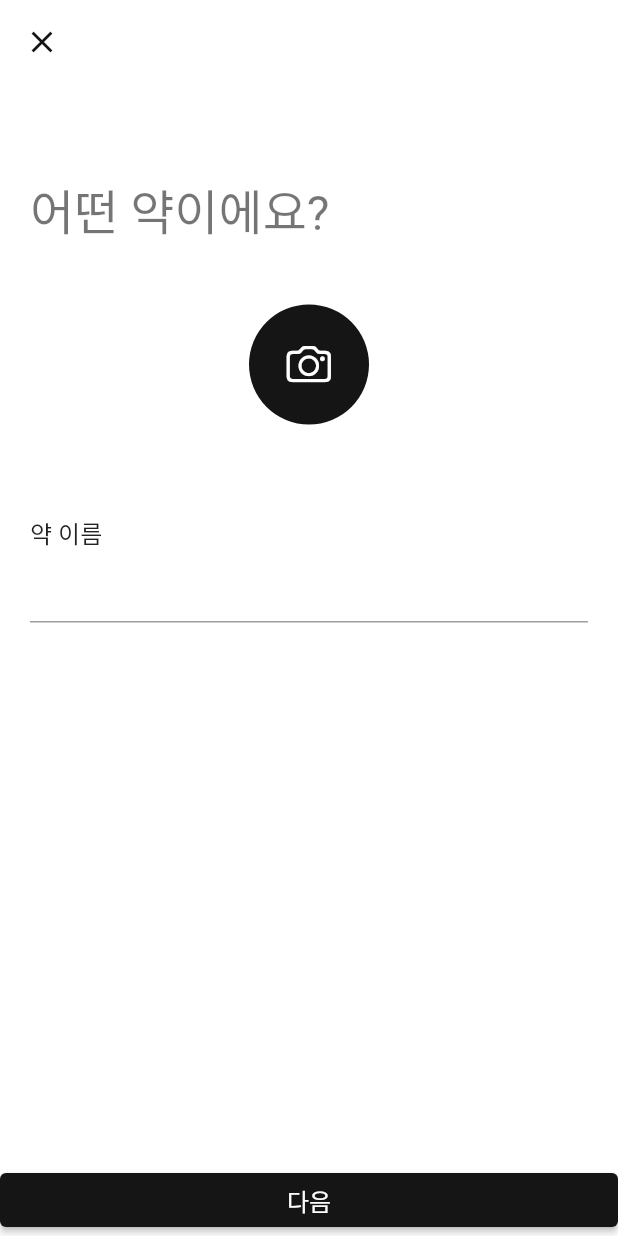
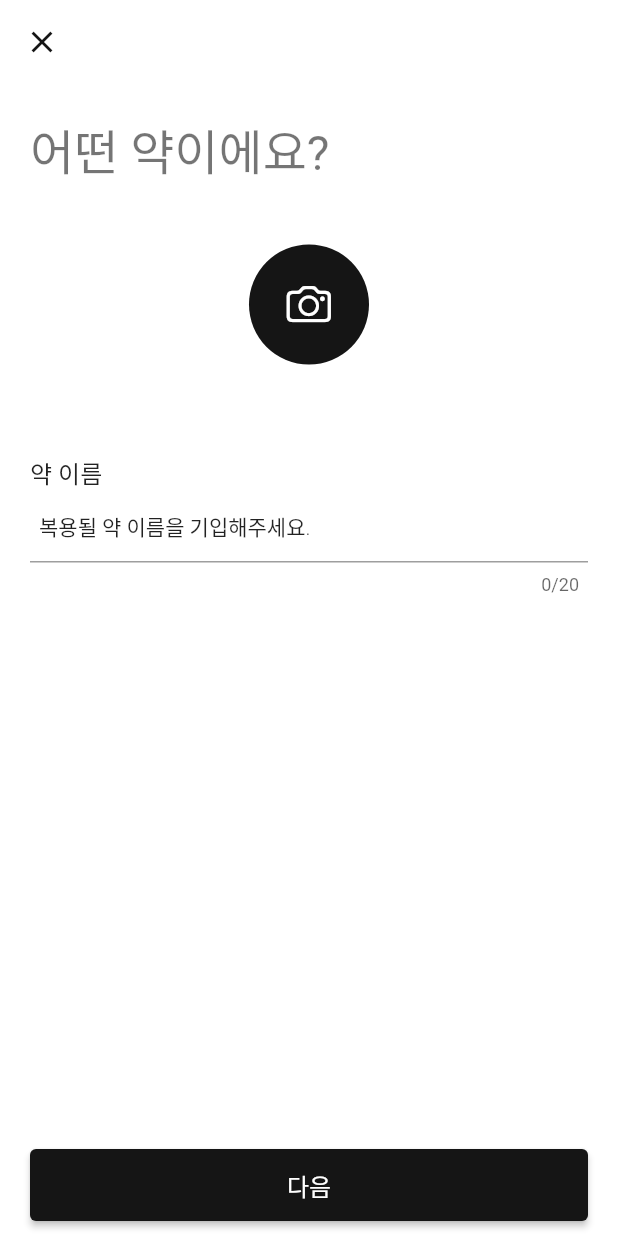
Before and after one commit to Juwon-Yun/Take-a-Pill, a Flutter app: the AddPage screen opened directly, on a phone screen of 412 x 824 dp. Run offline on Flutter 3.47's test engine with Material 2 defaults, Android fonts, the phone set to English and light mode, and no system bars; Roboto replaces fonts that are missing (GmarketSansTTF).

Commit message:
feat: constants, textFormField, Padding

```diff
--- a/lib/components/custom_constants.dart
+++ b/lib/components/custom_constants.dart
@@ -1,4 +1,7 @@
+import 'package:flutter/material.dart';
+
 // 20.0
+
 const double regularSpace = 20.0;
 
 // 40.0
@@ -9,3 +12,19 @@ const double smallSpace = 10.0;
 
 // 40.0
 const double submitButtonHeight = 48.0;
+
+// `all`
+// 20.0
+const EdgeInsetsGeometry pagePadding = EdgeInsets.all(20.0);
+
+// `symmetric`
+// horizontal : 6
+const EdgeInsetsGeometry textFieldContentPadding = EdgeInsets.symmetric(horizontal: 6);
+
+// `symmetric`
+// horizontal : 20,
+// vertical : 10,
+const EdgeInsetsGeometry submitButtonBoxPadding = EdgeInsets.symmetric(
+  horizontal: 20,
+  vertical: 10,
+);
--- a/lib/pages/add_medicine/add_medicine_page.dart
+++ b/lib/pages/add_medicine/add_medicine_page.dart
@@ -31,11 +31,11 @@ class _AddPageState extends State<AddPage> {
           FocusScope.of(context).unfocus();
         },
         child: Padding(
-          padding: const EdgeInsets.all(20.0),
+          padding: pagePadding,
           child: Column(
             crossAxisAlignment: CrossAxisAlignment.start,
             children: [
-              const SizedBox(height: largeSpace,),
+              // const SizedBox(height: largeSpace,),
               Text(
                 '어떤 약이에요?',
                 style: Theme.of(context).textTheme.headline4,
@@ -62,16 +62,31 @@ class _AddPageState extends State<AddPage> {
               ),
               TextFormField(
                 controller: _nameController,
+                maxLength: 20,
+                keyboardType: TextInputType.text,
+                textInputAction: TextInputAction.done,
+                style: Theme.of(context).textTheme.bodyText1,
+                decoration: InputDecoration(
+                  hintText: '복용될 약 이름을 기입해주세요.',
+                  hintStyle: Theme.of(context).textTheme.bodyText2,
+                  contentPadding: textFieldContentPadding,
+                ),
               ),
             ],
           ),
         ),
       ),
       bottomNavigationBar: SafeArea(
-        child: ElevatedButton(
-          child: Text('다음'),
-          style: ElevatedButton.styleFrom(textStyle: Theme.of(context).textTheme.subtitle1),
-          onPressed: (){},
+        child: Padding(
+          padding: submitButtonBoxPadding,
+          child: SizedBox(
+            height: submitButtonHeight,
+            child: ElevatedButton(
+              child: Text('다음'),
+              style: ElevatedButton.styleFrom(textStyle: Theme.of(context).textTheme.subtitle1),
+              onPressed: (){},
+            ),
+          ),
         ),
       ),
     );
```
